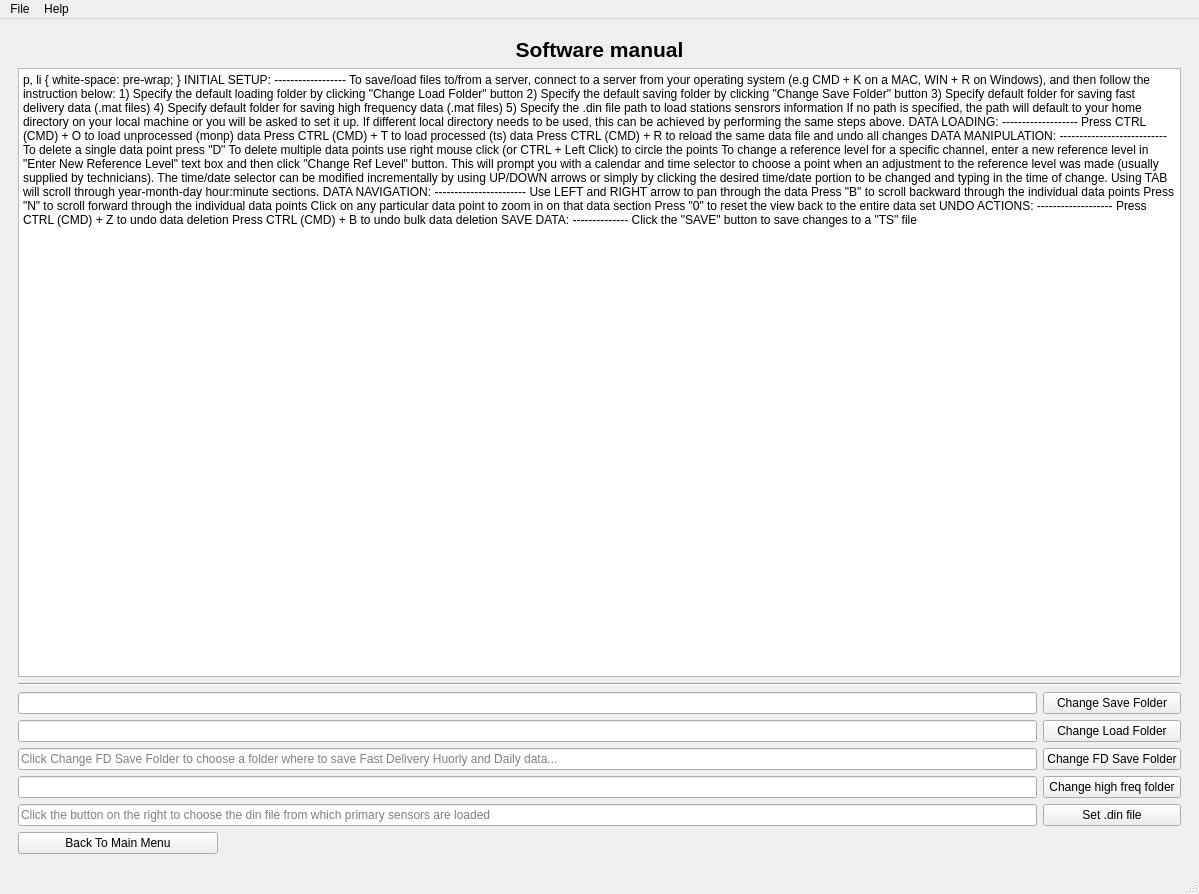
Before: the Qt Designer form PyQT5_fbs/src/main/python/stacked_design.ui in uhsealevelcenter/QCSoft, drawn with Qt 5.
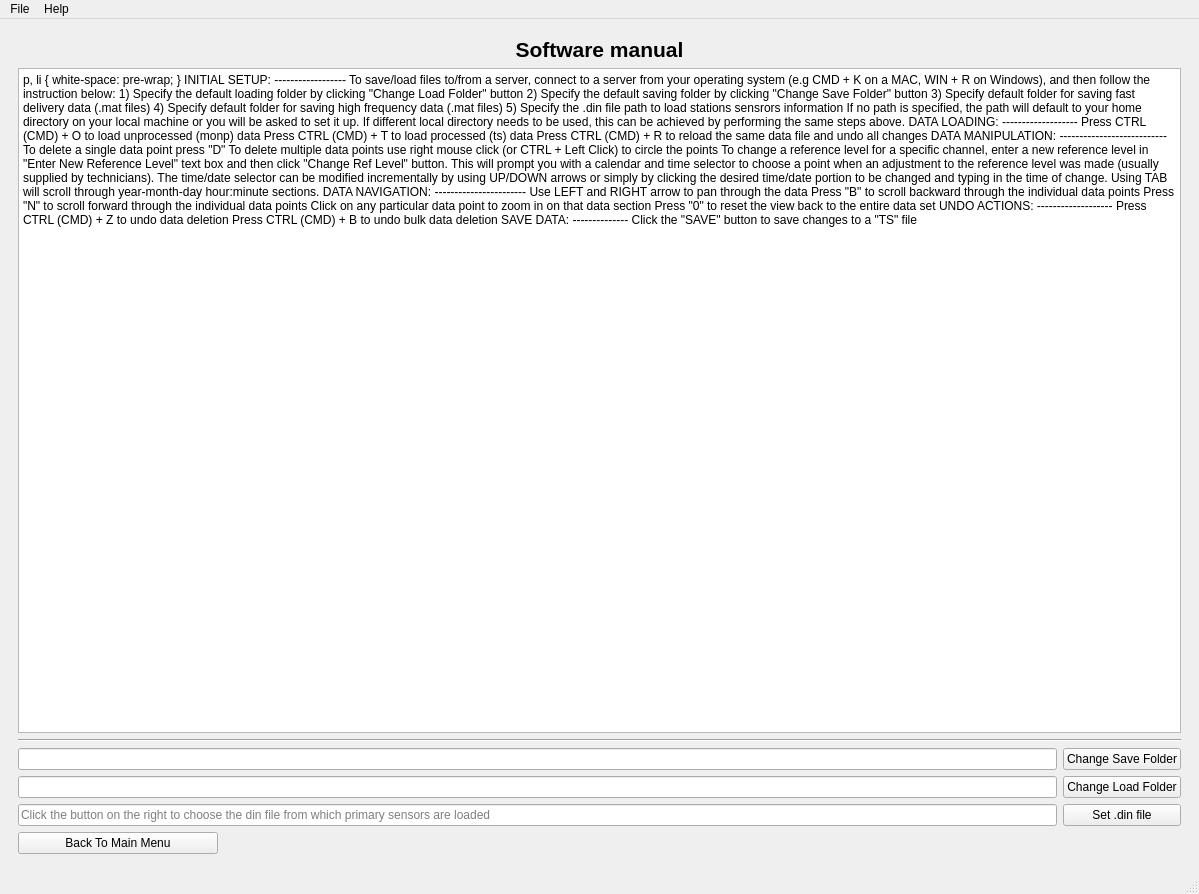
After: the same form once the commit is applied. The open tabs and pages were chosen to show the change. Custom widgets are drawn as their Qt base class.

Commit message: Remove unnecessary buttons and lineedit fields

What changed in the file:
```diff
--- a/PyQT5_fbs/src/main/python/stacked_design.ui
+++ b/PyQT5_fbs/src/main/python/stacked_design.ui
@@ -27,7 +27,7 @@
        <enum>QFrame::Plain</enum>
       </property>
       <property name="currentIndex">
-       <number>0</number>
+       <number>1</number>
       </property>
       <widget class="QWidget" name="page">
        <property name="enabled">
@@ -497,16 +497,6 @@
                  </widget>
                 </item>
                 <item row="2" column="0">
-                 <widget class="QLineEdit" name="lineEditFDPath">
-                  <property name="readOnly">
-                   <bool>true</bool>
-                  </property>
-                  <property name="placeholderText">
-                   <string>Click Change FD Save Folder to choose a folder where to save Fast Delivery Huorly and Daily data...</string>
-                  </property>
-                 </widget>
-                </item>
-                <item row="4" column="0">
                  <widget class="QLineEdit" name="lineEdit_din">
                   <property name="readOnly">
                    <bool>true</bool>
@@ -516,22 +506,15 @@
                   </property>
                  </widget>
                 </item>
-                <item row="4" column="1">
+                <item row="2" column="1">
                  <widget class="QPushButton" name="pushButton_din">
                   <property name="text">
                    <string>Set .din file</string>
                   </property>
                  </widget>
                 </item>
-                <item row="2" column="1">
-                 <widget class="QPushButton" name="pushButton_fd_folder">
-                  <property name="text">
-                   <string>Change FD Save Folder</string>
-                  </property>
-                 </widget>
-                </item>
-                <item row="0" column="0">
-                 <widget class="QLineEdit" name="lineEditPath">
+                <item row="1" column="0">
+                 <widget class="QLineEdit" name="lineEditLoadPath">
                   <property name="enabled">
                    <bool>true</bool>
                   </property>
@@ -544,9 +527,6 @@
                   <property name="readOnly">
                    <bool>true</bool>
                   </property>
-                  <property name="placeholderText">
-                   <string/>
-                  </property>
                  </widget>
                 </item>
                 <item row="0" column="1">
@@ -568,8 +548,8 @@
                   </property>
                  </widget>
                 </item>
-                <item row="1" column="0">
-                 <widget class="QLineEdit" name="lineEditLoadPath">
+                <item row="0" column="0">
+                 <widget class="QLineEdit" name="lineEditPath">
                   <property name="enabled">
                    <bool>true</bool>
                   </property>
@@ -582,15 +562,8 @@
                   <property name="readOnly">
                    <bool>true</bool>
                   </property>
-                 </widget>
-                </item>
-                <item row="3" column="0">
-                 <widget class="QLineEdit" name="lineEditHFPath"/>
-                </item>
-                <item row="3" column="1">
-                 <widget class="QPushButton" name="pushButton_hf_data">
-                  <property name="text">
-                   <string>Change high freq folder</string>
+                  <property name="placeholderText">
+                   <string/>
                   </property>
                  </widget>
                 </item>
```
Left out of the diff: 4 changed lines with no effect on the pictures.
